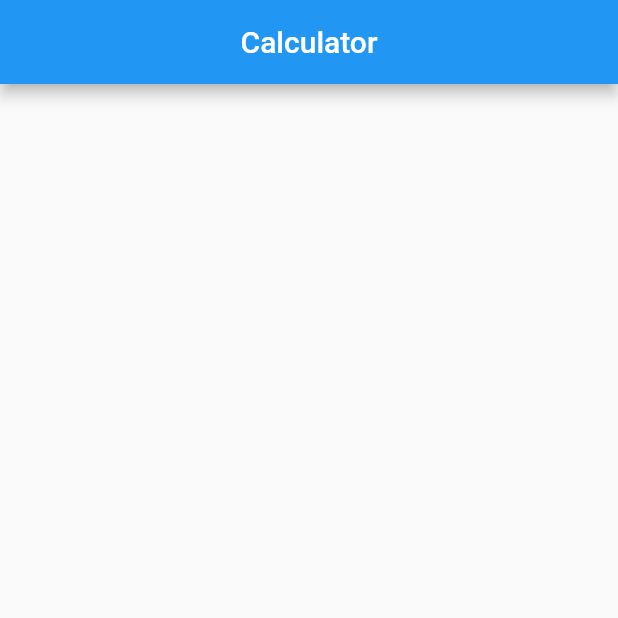
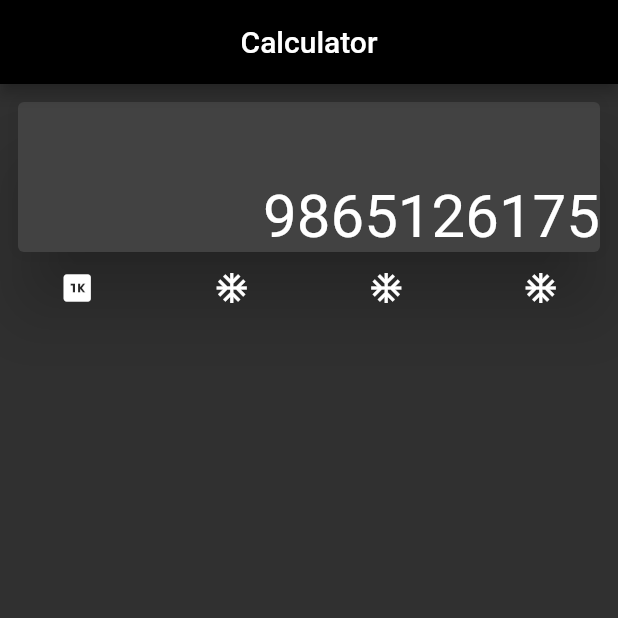
Before and after one commit to sanamudash55/flutter, a Flutter app: the screen it shows after launch, on a phone screen of 412 x 824 dp, the top half of it. Run offline on Flutter 3.47's test engine with Material 2 defaults, Android fonts, the phone set to English and light mode, and no system bars; our stand-ins replace font_awesome_flutter.

Commit message:
starting of key pad building and font awesome icon added

```diff
--- a/Day 10 Calculator/calculator/lib/main.dart
+++ b/Day 10 Calculator/calculator/lib/main.dart
@@ -8,6 +8,11 @@ class MyApp extends StatelessWidget {
   Widget build(BuildContext context) {
     return MaterialApp(
       title: "Calculator",
+      theme: ThemeData(
+        brightness: Brightness.dark,
+    primaryColor: Colors.black,
+    accentColor: Colors.cyan[600],
+      ),
       debugShowCheckedModeBanner: false,
       home: calculator(),
 
@@ -29,7 +34,41 @@ class _calculatorState extends State<calculator> {
       ),
       body: Column(
         children: [
+          Padding(
+            padding: const EdgeInsets.all(8.0),
+            child: Card(
+              elevation: 20.0,
 
+              child: SizedBox(
+                width: MediaQuery.of(context).size.width,
+                height: 100.0,
+                child: Row(
+                  mainAxisAlignment: MainAxisAlignment.end,
+                  crossAxisAlignment: CrossAxisAlignment.end,
+                  children: [
+                    Text("9865126175",
+                    style: TextStyle(fontSize: 40.0),)
+                  ],)
+                ),
+            ),
+          ),
+          Column(
+            children: [
+              Row(
+                mainAxisAlignment: MainAxisAlignment.spaceAround,
+                children: [
+                  Icon(Icons.one_k),
+                  Icon(Icons.ac_unit),
+                  Icon(Icons.ac_unit),
+                  Icon(Icons.ac_unit),
+
+                ],
+
+              )
+
+            ],
+
+          )
 
         ],),
 
--- a/Day 10 Calculator/calculator/pubspec.yaml
+++ b/Day 10 Calculator/calculator/pubspec.yaml
@@ -28,6 +28,7 @@ dependencies:
   # The following adds the Cupertino Icons font to your application.
   # Use with the CupertinoIcons class for iOS style icons.
   cupertino_icons: ^1.0.2
+  font_awesome_flutter: ^9.0.0
 
 dev_dependencies:
   flutter_test:
```
Also changed, not shown: Day 10 Calculator/calculator/pubspec.lock.
